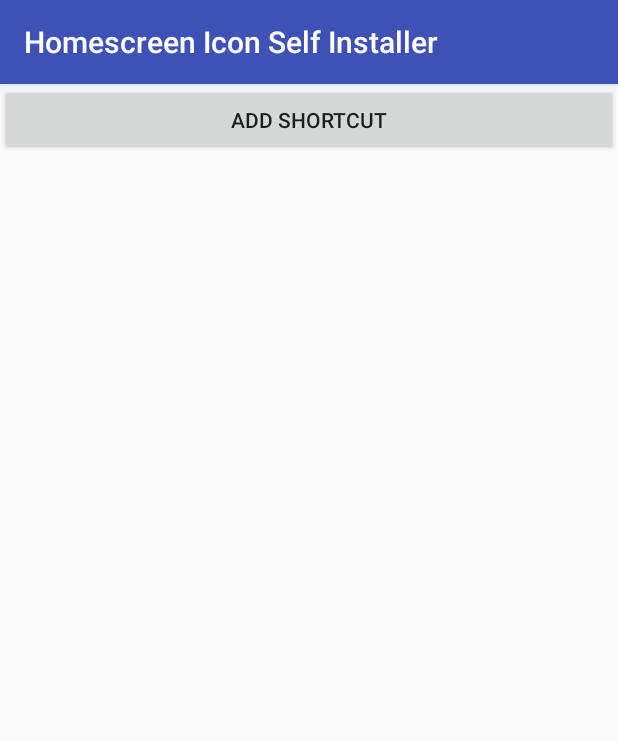
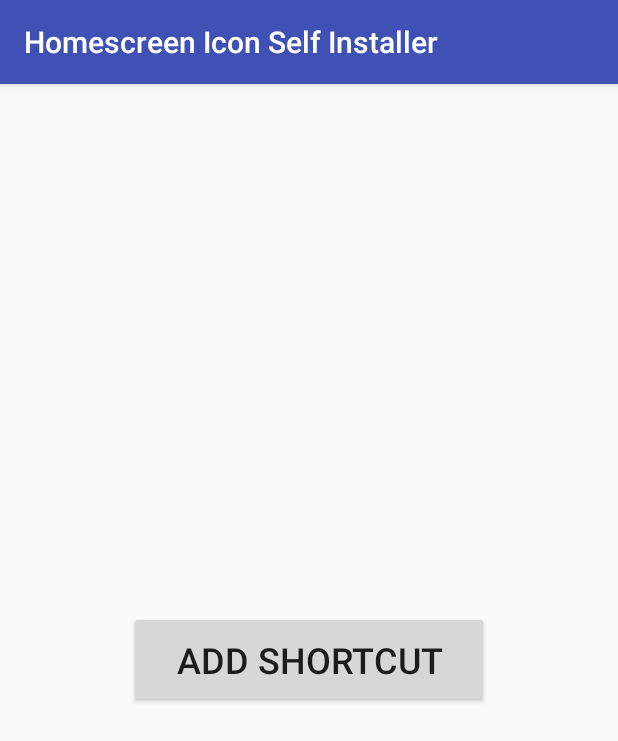
Before and after one commit to tiago-chaves-movile/homescreen-icon-self-installer, an Android app: the screen it shows after launch (MainActivity), after a tap on "ADD SHORTCUT", on a phone screen of 412 x 824 dp. Shown: the top 741 px of the screen. Run offline under Robolectric (Android 15) with nearby library versions, the phone set to English and light mode, and no system bars.

Commit message:
'Beautify' code

```diff
--- a/app/src/main/java/com/movile/homescreeniconselfinstaller/BrowserRedirectActivity.java
+++ b/app/src/main/java/com/movile/homescreeniconselfinstaller/BrowserRedirectActivity.java
@@ -15,5 +15,6 @@ public class BrowserRedirectActivity extends AppCompatActivity {
 
 //        Intent browserIntent = new Intent(Intent.ACTION_VIEW, Uri.parse("http://www.google.com"));
 //        startActivity(browserIntent);
+
     }
 }
--- a/app/src/main/java/com/movile/homescreeniconselfinstaller/MainActivity.java
+++ b/app/src/main/java/com/movile/homescreeniconselfinstaller/MainActivity.java
@@ -1,23 +1,19 @@
 package com.movile.homescreeniconselfinstaller;
 
 import android.content.Intent;
-import android.content.SharedPreferences;
 import android.net.Uri;
 import android.os.Bundle;
 import android.support.annotation.Nullable;
 import android.support.v7.app.AppCompatActivity;
-import android.util.Log;
 import android.view.View;
 import android.widget.Button;
 
 public class MainActivity extends AppCompatActivity {
 
-    private static final String TAG = MainActivity.class.getSimpleName();
-
-    private SharedPreferences appPreferences;
-
-    private boolean isBrowserRedirect = false;
-    private boolean clickedBrowserRedirect = false;
+    private static final String EXTRA_DUPLICATE = "duplicate";
+    private static final String REDIRECT_URL = "http://www.google.com";
+    private static final String CLICKED_BROWSER_REDIRECT = "clickedBrowserRedirect";
+    private static final String INSTALL_SHORTCUT_ACTION = "com.android.launcher.action.INSTALL_SHORTCUT";
 
     @Override
     protected void onCreate(Bundle savedInstanceState) {
@@ -26,24 +22,7 @@ public class MainActivity extends AppCompatActivity {
 
         getExtras(getIntent() == null ? null : getIntent().getExtras());
 
-        setButtonClick((Button) findViewById(R.id.bAdd_Shortcut));
-    }
-
-    private void getExtras(@Nullable Bundle extras) {
-        if (extras != null) {
-            Log.d(TAG, "savedInstanceState is not null");
-            if (extras.containsKey("clickedBrowserRedirect")) {
-                Log.d(TAG, "savedInstanceState contains 'clickedBrowserRedirect' key");
-//                Intent browserIntent = new Intent(Intent.ACTION_VIEW, Uri.parse("http://www.google.com"));
-//                startActivity(browserIntent);
-            } else {
-                Log.d(TAG, "savedInstanceState does not contain 'clickedBrowserRedirect' key");
-                boolean test = extras.getBoolean("clickedBrowserRedirect", false);
-                Log.d(TAG, "test: " + String.valueOf(test));
-            }
-        } else {
-            Log.d(TAG, "savedInstanceState is null");
-        }
+        setButtonClick((Button) findViewById(R.id.add_shortcut_button));
     }
 
     private void setButtonClick(Button addButton) {
@@ -55,29 +34,35 @@ public class MainActivity extends AppCompatActivity {
         });
     }
 
+    private void getExtras(@Nullable Bundle extras) {
+        if (extras != null && extras.containsKey(CLICKED_BROWSER_REDIRECT)) {
+            Intent browserIntent = new Intent(Intent.ACTION_VIEW, Uri.parse(REDIRECT_URL));
+            startActivity(browserIntent);
+        }
+    }
+
     private void addShortcutIcon() {
-        Bundle extras = new Bundle();
-        extras.putBoolean("clickedBrowserRedirect", true);
-
         Intent shortcutIntent = new Intent(getApplicationContext(), MainActivity.class);
         shortcutIntent.setAction(Intent.ACTION_MAIN);
-        shortcutIntent.putExtra("clickedBrowserRedirect", true);
+
+        Bundle extras = new Bundle();
+        extras.putBoolean(CLICKED_BROWSER_REDIRECT, true);
         shortcutIntent.putExtras(extras);
+        shortcutIntent.putExtra(CLICKED_BROWSER_REDIRECT, true);
 
-        createHomescreenicon(shortcutIntent);
+        createHomescreenIcon(shortcutIntent);
     }
 
-    private void createHomescreenicon(Intent shortcutIntent) {
+    private void createHomescreenIcon(Intent shortcutIntent) {
         Intent addIntent = new Intent();
         addIntent.putExtra(Intent.EXTRA_SHORTCUT_INTENT, shortcutIntent);
-        addIntent.putExtra(Intent.EXTRA_SHORTCUT_NAME, "ShortcutName");
-        addIntent.putExtra("duplicate", false);
-        addIntent.putExtra(Intent.EXTRA_SHORTCUT_ICON_RESOURCE,
-                Intent.ShortcutIconResource
-                        .fromContext(getApplicationContext(), R.mipmap.ic_launcher));
-        addIntent.putExtra("clickedBrowserRedirect", true);
+        addIntent.putExtra(Intent.EXTRA_SHORTCUT_NAME, "Google");
+        addIntent.putExtra(Intent.EXTRA_SHORTCUT_ICON_RESOURCE, Intent.ShortcutIconResource.fromContext(getApplicationContext(), R.mipmap.ic_launcher));
+        addIntent.putExtra(EXTRA_DUPLICATE, false);
+        addIntent.putExtra(CLICKED_BROWSER_REDIRECT, true);
 
-        addIntent.setAction("com.android.launcher.action.INSTALL_SHORTCUT");
+        addIntent.setAction(INSTALL_SHORTCUT_ACTION);
+
         getApplicationContext().sendBroadcast(addIntent);
     }
 
--- a/app/src/main/res/layout/main_activity.xml
+++ b/app/src/main/res/layout/main_activity.xml
@@ -1,11 +1,15 @@
 <LinearLayout xmlns:android="http://schemas.android.com/apk/res/android"
     android:layout_width="match_parent"
     android:layout_height="match_parent"
+
+    android:gravity="center"
     android:orientation="vertical">
 
     <Button
-        android:id="@+id/bAdd_Shortcut"
-        android:layout_width="fill_parent"
+        android:id="@+id/add_shortcut_button"
+        android:layout_width="240dp"
         android:layout_height="wrap_content"
-        android:text="Add Shortcut" />
+        android:padding="16dp"
+        android:text="Add Shortcut"
+        android:textSize="24dp" />
 </LinearLayout>
```
